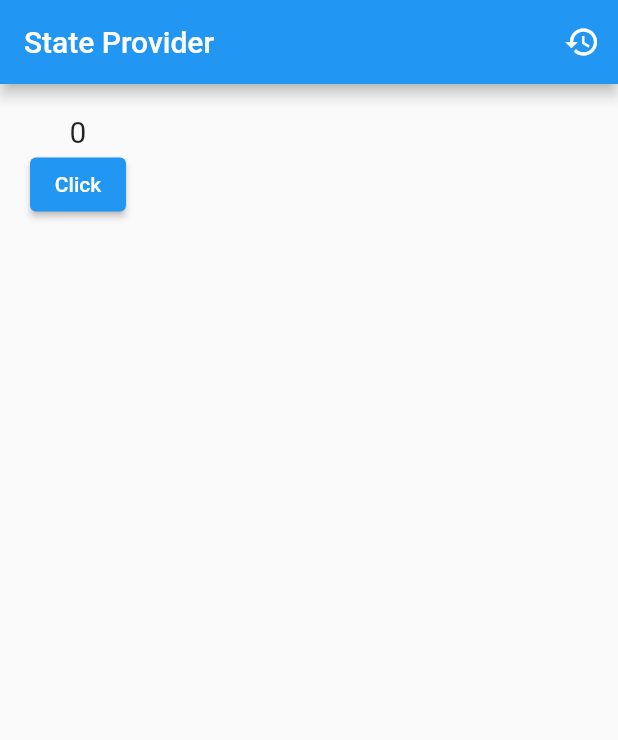
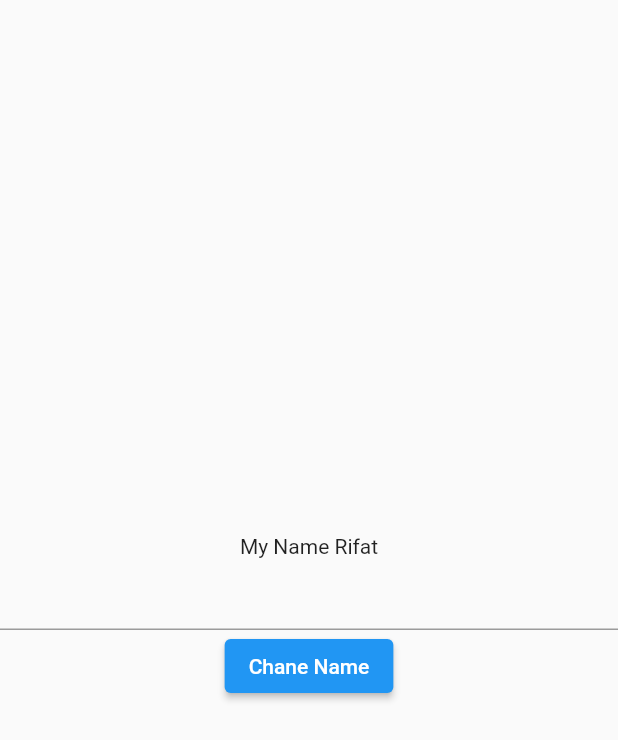
Before and after one commit to rajoanrahman100/riverpod_2.0_example, a Flutter app: the screen it shows after launch, on a phone screen of 412 x 824 dp. Shown: the top 740 px of the screen. Run offline on Flutter 3.47's test engine with Material 2 defaults, Android fonts, the phone set to English and light mode, and no system bars; our stand-ins replace flutter_riverpod.

Commit message:
State Provider example created

```diff
--- a/lib/main.dart
+++ b/lib/main.dart
@@ -1,6 +1,8 @@
 import 'package:flutter/material.dart';
 import 'package:flutter_riverpod/flutter_riverpod.dart';
 import 'package:riverpod_demo/other_kind_of_provider/state_provider.dart';
+import 'package:riverpod_demo/providers_classifications/Provider/date_time_provider.dart';
+import 'package:riverpod_demo/providers_classifications/StateProvider/state_provider_example.dart';
 
 //Todo-> Riverpod Provider Syntax and Use
 //final nameProvider=Provider<String>((ref){return "Hello There";})
@@ -30,7 +32,7 @@ class MyApp extends StatelessWidget {
       theme: ThemeData(
         primarySwatch: Colors.blue,
       ),
-      home:  const CounterApp(),
+      home: StateProviderExample(),
     );
   }
 }
--- /dev/null
+++ b/lib/providers_classifications/StateProvider/state_provider_example.dart
@@ -0,0 +1,63 @@
+
+
+//StateProvider is great for storing simple state objects that can change,
+
+/*
+1. The state of a StateProvider is typically one of:
+
+-> an enum, such as a filter type
+-> a String, typically the raw content of a text field
+-> a boolean, for checkboxes
+-> a number, for pagination or age form fields
+
+2. You should not use StateProvider if:
+
+-> your state needs validation logic
+-> your state is a complex object (such as a custom class, a list/map, ...)
+-> the logic for modifying your state is more advanced than a simple count++.*/
+
+
+import 'package:flutter/material.dart';
+import 'package:flutter_riverpod/flutter_riverpod.dart';
+
+final nameProvider=StateProvider((ref) {
+  return "Rifat";
+},);
+
+final nmyNameController = Provider(
+      (ref) {
+    return TextEditingController();
+  },
+);
+
+class StateProviderExample extends ConsumerWidget{
+  @override
+  Widget build(BuildContext context, WidgetRef ref) {
+    // TODO: implement build
+    final nameRef=ref.watch(nameProvider);
+    final nameControllerRef = ref.watch(nmyNameController);
+
+    return Scaffold(
+        body: SizedBox(
+          height: MediaQuery.of(context).size.height,
+          width: MediaQuery.of(context).size.width,
+          child: Column(
+            crossAxisAlignment: CrossAxisAlignment.center,
+            mainAxisAlignment: MainAxisAlignment.center,
+            children: [
+              Text("My Name $nameRef"),
+              TextFormField(
+                controller: nameControllerRef,
+              ),
+              ElevatedButton(
+                  onPressed: () {
+                    ref.read(nameProvider.notifier).state=nameControllerRef.text;
+                   // print(nameTextField.text);
+                  },
+                  child: const Text("Chane Name"))
+            ],
+          ),
+        ));
+  }
+
+}
--- a/pubspec.yaml
+++ b/pubspec.yaml
@@ -38,6 +38,7 @@ dependencies:
   cupertino_icons: ^1.0.2
   flutter_riverpod:
   flutter_hooks:
+  intl:
 
 dev_dependencies:
   flutter_test:
```
Also changed, not shown: lib/providers_classifications/Provider/date_time_provider.dart (added, +52 -0 lines), pubspec.lock.
